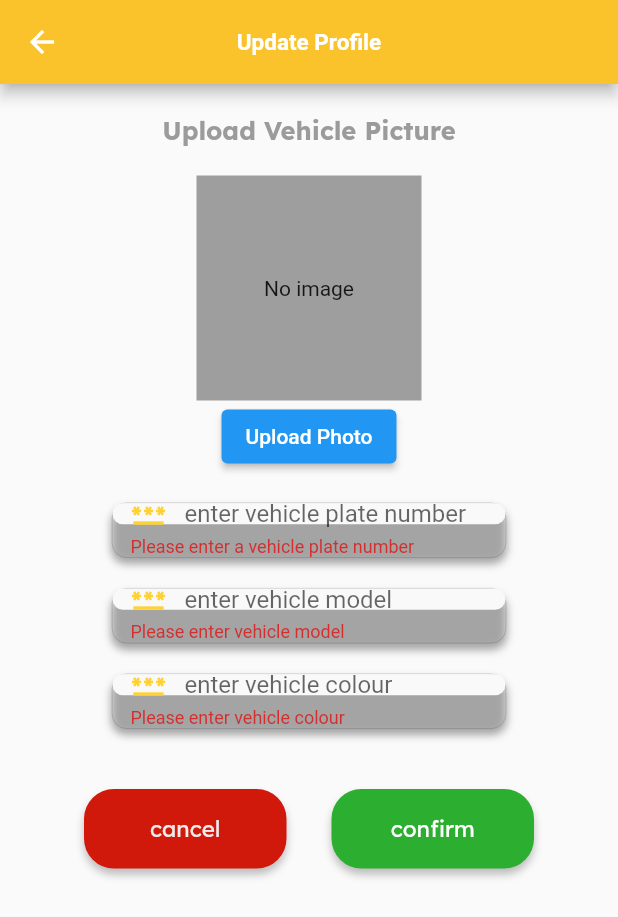
After one commit to Waff1Qayyum/CPPLink, a Flutter app: the RiderUploadVehicle screen opened by its route, after a tap on "confirm", on a phone screen of 412 x 824 dp. The commit adds this screen. Shown: the top 917 px of the screen. Run offline on Flutter 3.47's test engine with Material 2 defaults, Android fonts, the phone set to English and light mode, and no system bars; our stand-ins replace image_picker, supabase_flutter; accounts and stored records are empty.

Commit message:
added upload vehicle page

```diff
--- a/lib/customer_pages/customer_register.dart
+++ b/lib/customer_pages/customer_register.dart
@@ -32,7 +32,7 @@ class _CustomerRegisterPageState extends State<CustomerRegisterPage> {
   }
 
   Future<void> _signUp() async {
-    // try {
+    try {
       final res = await supabase.auth.signUp(
           email: _emailController.text, password: _passwordController.text);
       await supabase.from('user').insert({
@@ -54,10 +54,10 @@ class _CustomerRegisterPageState extends State<CustomerRegisterPage> {
       await supabase
           .from('user')
           .update({'rider_id': riderId}).eq('user_id', res.user!.id);
-    // } catch (e) {
-    //   ScaffoldMessenger.of(context)
-    //       .showSnackBar(SnackBar(content: Text('Unexpected Error Occurred')));
-    // }
+    } catch (e) {
+      ScaffoldMessenger.of(context)
+          .showSnackBar(SnackBar(content: Text('Unexpected Error Occurred')));
+    }
   }
 
   Future<bool> _emailUnique() async {
@@ -560,8 +560,13 @@ class _CustomerRegisterPageState extends State<CustomerRegisterPage> {
                                   phoneValid = await _phoneValid();
                                   if (_formkey.currentState!.validate()) {
                                     _signUp();
+                                    if (checked) {
+                                      Navigator.pushNamed(
+                                          context, '/rider_vehicle');
+                                    } else {
                                       Navigator.pushNamedAndRemoveUntil(
                                           context, '/login', (route) => false);
+                                    }
                                   }
                                   setState(() {
                                     isLoading = false;
--- a/lib/main.dart
+++ b/lib/main.dart
@@ -1,4 +1,5 @@
 import 'package:cpplink/customer_pages/customer_updateProfile.dart';
+import 'package:cpplink/rider_pages/rider_uploadVehicle.dart';
 import 'package:flutter/material.dart';
 import 'package:supabase_flutter/supabase_flutter.dart';
 import 'admin_pages/admin_homepage.dart';
@@ -59,6 +60,7 @@ class MyApp extends StatelessWidget {
         '/rider_changePFP': (_) => const RiderChangeProfile(),
         '/rider_changePhone': (_) => const RiderChangePhone(),
         // '/rider_changeVehicle': (_) => const RiderChangeVehicle(),
+        '/rider_vehicle': (_) => const RiderUploadVehicle(),
 
         //customer
         '/customer_home': (_) => const CustomerHomepage(),
--- /dev/null
+++ b/lib/rider_pages/rider_uploadVehicle.dart
@@ -0,0 +1,440 @@
+import 'dart:async';
+import 'dart:io';
+
+import 'package:flutter/material.dart';
+import 'package:image_picker/image_picker.dart';
+import 'package:supabase_flutter/supabase_flutter.dart';
+
+import '../main.dart';
+
+class RiderUploadVehicle extends StatefulWidget {
+  const RiderUploadVehicle({super.key});
+
+  @override
+  State<RiderUploadVehicle> createState() => _RiderUploadVehicleState();
+}
+
+class _RiderUploadVehicleState extends State<RiderUploadVehicle> {
+  dynamic image;
+  XFile? fileImage;
+  File? imageFile;
+  bool isImageSelected = false;
+  bool isLoading = false;
+
+  TextEditingController _plateController = TextEditingController();
+  TextEditingController _colourController = TextEditingController();
+  TextEditingController _modelController = TextEditingController();
+  final _formKey = GlobalKey<FormState>();
+
+  Future<void> uploadImage() async {
+    final imageExtension = fileImage!.path.split('.').last.toLowerCase();
+    final imageBytes = await fileImage!.readAsBytes();
+    final userId = supabase.auth.currentUser!.id;
+    final imagePath = '/$userId/profile';
+    await supabase.storage.from('picture').uploadBinary(imagePath, imageBytes,
+        fileOptions:
+            FileOptions(upsert: true, contentType: 'image/$imageExtension'));
+
+    image = supabase.storage.from('picture').getPublicUrl('/$userId/profile');
+    image = Uri.parse(image).replace(queryParameters: {
+      't': DateTime.now().millisecondsSinceEpoch.toString()
+    }).toString();
+    await supabase
+        .from('user')
+        .update({'picture_url': image}).eq('user_id', userId);
+  }
+
+  void getImage() async {
+    final XFile? pickedImage =
+        await ImagePicker().pickImage(source: ImageSource.gallery);
+    if (pickedImage != null) {
+      setState(() {
+        imageFile = File(pickedImage.path);
+        isImageSelected = true;
+      });
+    }
+    setState(() {
+      fileImage = pickedImage;
+    });
+  }
+
+  Future<void> uploadVehicle() async {
+    try {
+      final res = supabase.auth.currentUser!.id;
+
+      await supabase.from('rider').insert({
+        'vehicle_model': _modelController.text.toUpperCase(),
+        'vehicle_colour': _colourController.text.toUpperCase(),
+        'plate_number': _plateController.text.toUpperCase()
+      }).eq('user_id', res);
+    } catch (e) {
+      ScaffoldMessenger.of(context)
+          .showSnackBar(SnackBar(content: Text(e.toString())));
+    }
+  }
+
+  @override
+  Widget build(BuildContext context) {
+    return Scaffold(
+      appBar: AppBar(
+        backgroundColor: Color.fromRGBO(250, 195, 44, 1),
+        centerTitle: true,
+        title: Text(
+          'Update Profile',
+          style: TextStyle(
+            fontFamily: 'roboto',
+            fontWeight: FontWeight.bold,
+            fontSize: 15,
+            color: Colors.white,
+          ),
+        ),
+        leading: IconButton(
+          icon: Icon(
+            Icons.arrow_back, // You can replace this with your custom logo
+            color: Colors.white, // Icon color
+          ),
+          onPressed: () {
+            Navigator.pop(context);
+          },
+        ),
+      ),
+      body: ListView(
+        children: [
+          Column(
+            children: [
+              SizedBox(
+                height: 20.0,
+              ),
+              Text(
+                'Upload Vehicle Picture',
+                textAlign: TextAlign.center,
+                style: TextStyle(
+                  color: Color(0xFF9B9B9B),
+                  fontSize: 17,
+                  fontFamily: 'Lexend',
+                  fontWeight: FontWeight.w700,
+                ),
+              ),
+              Column(
+                children: [
+                  Form(
+                    key: _formKey,
+                    child: Padding(
+                      padding: EdgeInsets.all(20),
+                      child: Column(
+                        children: [
+                          SizedBox(
+                            width: 150,
+                            height: 150,
+                            child: isImageSelected == true
+                                ? Image(image: FileImage(imageFile!))
+                                : ((image != null)
+                                    ? Image.network(
+                                        image!,
+                                        fit: BoxFit.cover,
+                                      )
+                                    : Container(
+                                        color: Colors.grey,
+                                        child: const Center(
+                                          child: Text('No image'),
+                                        ),
+                                      )),
+                          ),
+                          ElevatedButton(
+                            onPressed: () async {
+                              getImage();
+                            },
+                            child: Text('Upload Photo'),
+                          ),
+                          SizedBox(height: 20),
+                          Container(
+                            width: 263,
+                            height: 37,
+                            decoration: BoxDecoration(
+                              shape: BoxShape.rectangle,
+                              borderRadius: BorderRadius.circular(10),
+                              border: Border.all(
+                                width: 0.5,
+                                color: Color.fromARGB(56, 25, 25, 25),
+                              ),
+                              boxShadow: [
+                                BoxShadow(
+                                  color: Color.fromARGB(164, 117, 117, 117),
+                                  blurRadius: 4,
+                                  offset: Offset(0, 4),
+                                  spreadRadius: 0,
+                                ),
+                              ],
+                            ),
+                            child: TextFormField(
+                              controller: _plateController,
+                              textAlignVertical: TextAlignVertical.bottom,
+                              decoration: InputDecoration(
+                                hintText: "enter vehicle plate number",
+                                filled: true,
+                                fillColor:
+                                    const Color.fromARGB(255, 249, 249, 249),
+                                border: OutlineInputBorder(
+                                  borderRadius: BorderRadius.circular(10),
+                                  borderSide: BorderSide(
+                                    width: 0,
+                                    style: BorderStyle.none,
+                                  ),
+                                ),
+                                focusedBorder: OutlineInputBorder(
+                                  borderRadius: BorderRadius.circular(10),
+                                  borderSide: BorderSide(
+                                    width: 1.50,
+                                    color: Color(0xFFFFD233),
+                                  ),
+                                ),
+                                prefixIcon: Icon(
+                                  Icons.password,
+                                  color: Color(0xFFFFD233),
+                                ),
+                              ),
+                              validator: (value) {
+                                if (value == null || value.isEmpty) {
+                                  return 'Please enter a vehicle plate number';
+                                } else {
+                                  return null;
+                                }
+                              },
+                            ),
+                          ),
+                          SizedBox(height: 20),
+                          Container(
+                            width: 263,
+                            height: 37,
+                            decoration: BoxDecoration(
+                              shape: BoxShape.rectangle,
+                              borderRadius: BorderRadius.circular(10),
+                              border: Border.all(
+                                width: 0.5,
+                                color: Color.fromARGB(56, 25, 25, 25),
+                              ),
+                              boxShadow: [
+                                BoxShadow(
+                                  color: Color.fromARGB(164, 117, 117, 117),
+                                  blurRadius: 4,
+                                  offset: Offset(0, 4),
+                                  spreadRadius: 0,
+                                ),
+                              ],
+                            ),
+                            child: TextFormField(
+                              controller: _modelController,
+                              textAlignVertical: TextAlignVertical.bottom,
+                              decoration: InputDecoration(
+                                hintText: "enter vehicle model",
+                                filled: true,
+                                fillColor:
+                                    const Color.fromARGB(255, 249, 249, 249),
+                                border: OutlineInputBorder(
+                                  borderRadius: BorderRadius.circular(10),
+                                  borderSide: BorderSide(
+                                    width: 0,
+                                    style: BorderStyle.none,
+                                  ),
+                                ),
+                                focusedBorder: OutlineInputBorder(
+                                  borderRadius: BorderRadius.circular(10),
+                                  borderSide: BorderSide(
+                                    width: 1.50,
+                                    color: Color(0xFFFFD233),
+                                  ),
+                                ),
+                                prefixIcon: Icon(
+                                  Icons.password,
+                                  color: Color(0xFFFFD233),
+                                ),
+                              ),
+                              validator: (value) {
+                                if (value == null || value.isEmpty) {
+                                  return 'Please enter vehicle model';
+                                } else {
+                                  return null;
+                                }
+                              },
+                            ),
+                          ),
+                          SizedBox(height: 20),
+                          Container(
+                            width: 263,
+                            height: 37,
+                            decoration: BoxDecoration(
+                              shape: BoxShape.rectangle,
+                              borderRadius: BorderRadius.circular(10),
+                              border: Border.all(
+                                width: 0.5,
+                                color: Color.fromARGB(56, 25, 25, 25),
+                              ),
+                              boxShadow: [
+                                BoxShadow(
+                                  color: Color.fromARGB(164, 117, 117, 117),
+                                  blurRadius: 4,
+                                  offset: Offset(0, 4),
+                                  spreadRadius: 0,
+                                ),
+                              ],
+                            ),
+                            child: TextFormField(
+                              controller: _colourController,
+                              textAlignVertical: TextAlignVertical.bottom,
+                              decoration: InputDecoration(
+                                hintText: "enter vehicle colour",
+                                filled: true,
+                                fillColor:
+                                    const Color.fromARGB(255, 249, 249, 249),
+                                border: OutlineInputBorder(
+                                  borderRadius: BorderRadius.circular(10),
+                                  borderSide: BorderSide(
+                                    width: 0,
+                                    style: BorderStyle.none,
+                                  ),
+                                ),
+                                focusedBorder: OutlineInputBorder(
+                                  borderRadius: BorderRadius.circular(10),
+                                  borderSide: BorderSide(
+                                    width: 1.50,
+                                    color: Color(0xFFFFD233),
+                                  ),
+                                ),
+                                prefixIcon: Icon(
+                                  Icons.password,
+                                  color: Color(0xFFFFD233),
+                                ),
+                              ),
+                              validator: (value) {
+                                if (value == null || value.isEmpty) {
+                                  return 'Please enter vehicle colour';
+                                } else {
+                                  return null;
+                                }
+                              },
+                            ),
+                          ),
+                          SizedBox(height: 40),
+                          Row(
+                            mainAxisAlignment: MainAxisAlignment.center,
+                            children: [
+                              InkWell(
+                                onTap: () {
+                                  // Your code to handle the tap event
+                                },
+                                child: Container(
+                                  width: 135,
+                                  height: 53,
+                                  alignment: Alignment.center,
+                                  decoration: ShapeDecoration(
+                                    color:
+                                        const Color.fromARGB(255, 208, 24, 11),
+                                    shape: RoundedRectangleBorder(
+                                      borderRadius: BorderRadius.circular(20),
+                                      side: BorderSide(
+                                        width: 1.50,
+                                        color: Color.fromARGB(255, 208, 24, 11),
+                                      ),
+                                    ),
+                                    shadows: [
+                                      BoxShadow(
+                                        color: Color(0x3F000000),
+                                        blurRadius: 4,
+                                        offset: Offset(0, 4),
+                                        spreadRadius: 0,
+                                      ),
+                                    ],
+                                  ),
+                                  child: Text(
+                                    'cancel',
+                                    textAlign: TextAlign.center,
+                                    style: TextStyle(
+                                      color: Color.fromARGB(255, 236, 236, 236),
+                                      fontSize: 15,
+                                      fontFamily: 'Lexend',
+                                      fontWeight: FontWeight.w400,
+                                    ),
+                                  ),
+                                ),
+                              ),
+                              SizedBox(width: 30),
+                              InkWell(
+                                onTap: () async {
+                                  // Your code to handle the tap event
+                                  setState(() {
+                                    isLoading = true;
+                                  });
+                                  if (_formKey.currentState!.validate()) {
+                                    uploadVehicle();
+                                    // showDialog(
+                                    //     context: context,
+                                    //     builder: (context) => AlertDialog(
+                                    //           actions: [
+                                    //             TextButton(
+                                    //                 onPressed: () {
+                                    // Navigator.pushNamedAndRemoveUntil(context,
+                                    //     '/customer_update', (route) => false);
+                                    //                 },
+                                    //                 child: Text('OK'))
+                                    //           ],
+                                    //           content: Text(
+                                    //               'Vehicle Successfully Uploaded'),
+                                    //         ));
+                                  }
+
+                                  setState(() {
+                                    isLoading = false;
+                                  });
+                                },
+                                child: Container(
+                                  width: 135,
+                                  height: 53,
+                                  alignment: Alignment.center,
+                                  decoration: ShapeDecoration(
+                                    color:
+                                        const Color.fromARGB(255, 44, 174, 48),
+                                    shape: RoundedRectangleBorder(
+                                      borderRadius: BorderRadius.circular(20),
+                                      side: BorderSide(
+                                        width: 1.50,
+                                        color: const Color.fromARGB(
+                                            255, 44, 174, 48),
+                                      ),
+                                    ),
+                                    shadows: [
+                                      BoxShadow(
+                                        color: Color(0x3F000000),
+                                        blurRadius: 4,
+                                        offset: Offset(0, 4),
+                                        spreadRadius: 0,
+                                      ),
+                                    ],
+                                  ),
+                                  child: Text(
+                                    'confirm',
+                                    textAlign: TextAlign.center,
+                                    style: TextStyle(
+                                      color: const Color.fromARGB(
+                                          255, 255, 255, 255),
+                                      fontSize: 15,
+                                      fontFamily: 'Lexend',
+                                      fontWeight: FontWeight.w400,
+                                    ),
+                                  ),
+                                ),
+                              ),
+                            ],
+                          ),
+                        ],
+                      ),
+                    ),
+                  ),
+                ],
+              ),
+            ],
+          ),
+        ],
+      ),
+    );
+  }
+}
```
Lines whose indentation alone changed are shown as unchanged.
